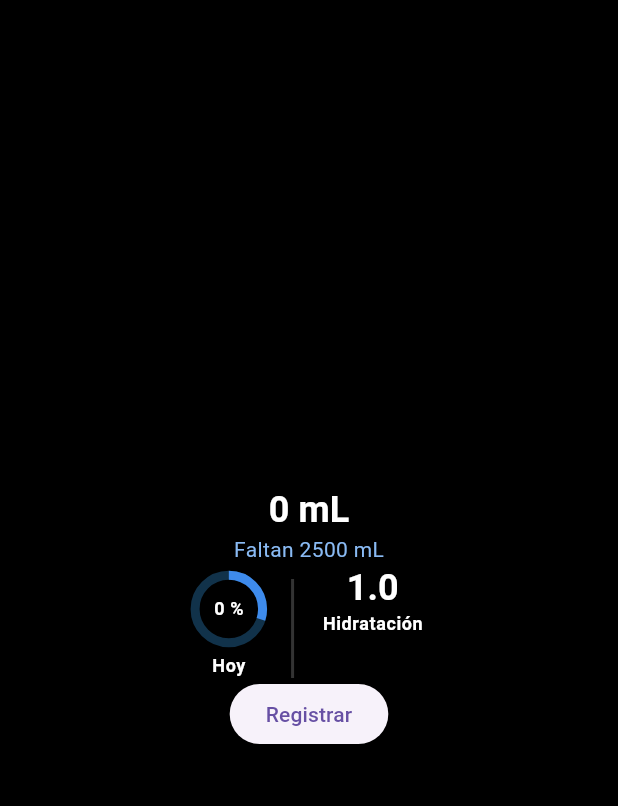
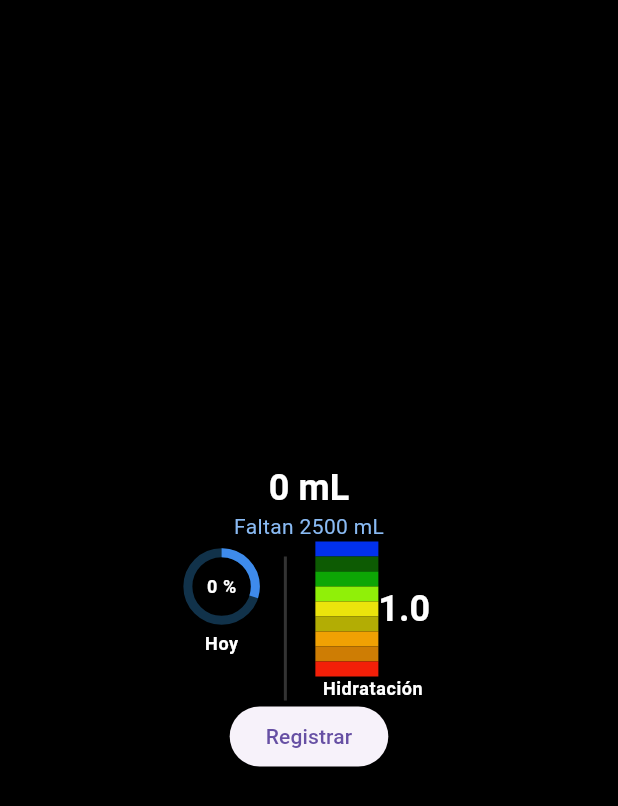
Before and after one commit to Danju00/water_counter_app, a Flutter app: the screen it shows after launch, on a phone screen of 412 x 824 dp. Shown: the top 806 px of the screen. Run offline on Flutter 3.47's test engine with Material 2 defaults, Android fonts, the phone set to English and light mode, and no system bars.

Commit message:
interval

```diff
--- /dev/null
+++ b/lib/assets/interval_progress_bar.dart
@@ -0,0 +1,72 @@
+import 'package:flutter/material.dart';
+class IntervalProgressBar extends StatefulWidget {
+  const IntervalProgressBar({Key? key}) : super(key: key);
+
+  @override
+  State<IntervalProgressBar> createState() =>
+  _IntervalProgressBarState();
+}
+
+class _IntervalProgressBarState extends
+State<IntervalProgressBar> {
+  @override
+  Widget build(BuildContext context) {
+    return Row(
+      children: [
+        _bar(),
+        _label(),
+      ],
+    );
+  }
+  Widget _bar() {
+    return Column(
+      children: [
+        _interval(customColor: Color.fromARGB(255, 2, 49, 237)),
+
+        _interval(customColor: const Color.fromARGB(255, 13, 91, 3)),
+
+        _interval(customColor: const Color.fromARGB(255, 13, 166, 5)),
+
+        _interval(customColor: const Color.fromARGB(255, 144, 240, 8)),
+
+        _interval(customColor: const Color.fromARGB(255, 235, 228, 12)),
+
+        _interval(customColor: const Color.fromARGB(255, 179, 173, 4)),
+
+        _interval(customColor: const Color.fromARGB(255, 240, 161, 3)),
+
+        _interval(customColor: Color.fromARGB(255, 206, 125, 4)),
+
+        _interval(customColor: Color.fromARGB(255, 243, 31, 8)),
+
+      ],
+    );
+  }
+
+  Widget _interval({required Color customColor}){
+    return SizedBox(
+      width: 42.0,
+      height: 10.0,
+      child: DecoratedBox(
+        decoration: BoxDecoration(
+          color: customColor,
+        )
+      ),
+    );
+  }
+
+  Widget _separator(){
+    return const SizedBox(
+      height: 4,
+    );
+  }
+
+
+
+  Widget _label() {
+    return Text(
+      '1.0',
+      style: Theme.of(context).textTheme.headlineSmall,
+    );
+  }
+}
--- a/lib/screens/start_screen.dart
+++ b/lib/screens/start_screen.dart
@@ -1,19 +1,15 @@
 import 'package:flutter/cupertino.dart';
 import 'package:flutter/material.dart';
+import 'package:water_counter_app/assets/interval_progress_bar.dart';
 
 class StartScreen extends StatefulWidget {
  const StartScreen({Key? key}) : super(key: key);
-
   @override
   State<StartScreen> createState() => _StartScreenState();
 }
-
 class  _StartScreenState extends State <StartScreen> {
-
-
   @override
   Widget build(BuildContext context) {
-
     return Scaffold(
       body: Column(
       mainAxisAlignment: MainAxisAlignment.center,
@@ -21,7 +17,6 @@ class  _StartScreenState extends State <StartScreen> {
         _totalMl(),
         _indicators(),
         _buttonReg(),
-
       ],
     ),
     backgroundColor: Colors.black,
@@ -95,7 +90,6 @@ Widget _percentage(){
         );
 
 }
-
 Widget _smallDividier(){
   return const VerticalDivider(
     color: Color.fromARGB(255, 51, 51, 51),
@@ -104,13 +98,13 @@ Widget _smallDividier(){
     indent: 10,
     endIndent: 0,
   );
-
 }
-
 Widget _hydration(){
   return Column(
     children: [
-      _intervalBar(),
+
+      const IntervalProgressBar(),
+      //_intervalBar(),
       Text(
         'Hidratación',
         style: Theme.of(context).textTheme.bodySmall,
@@ -119,19 +113,19 @@ Widget _hydration(){
   );
 }
 
-Widget _intervalBar(){
-  return Text(
-              '1.0',
-              style: Theme.of(context).textTheme.headlineSmall,
-            );
+ //Widget _intervalBar(){
+  //return Text(
+    //          '1.0',
+    //          style: Theme.of(context).textTheme.headlineSmall,
+    //        );
 
 }
   Widget _buttonReg() {
-     return Center(
+      return Center(
           child: ElevatedButton(
             onPressed: () { },
-           child: const Text('Registrar'),
-           ),
+
+            child: const Text('Registrar'),
+            ),
         );
   }
-}
```
